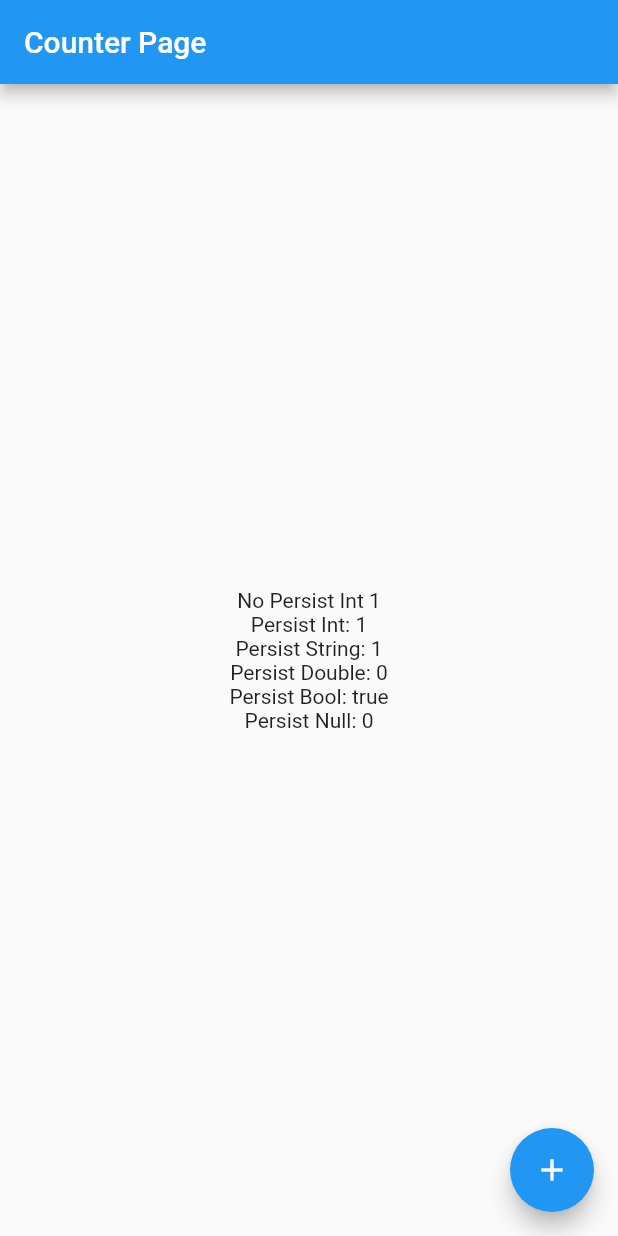
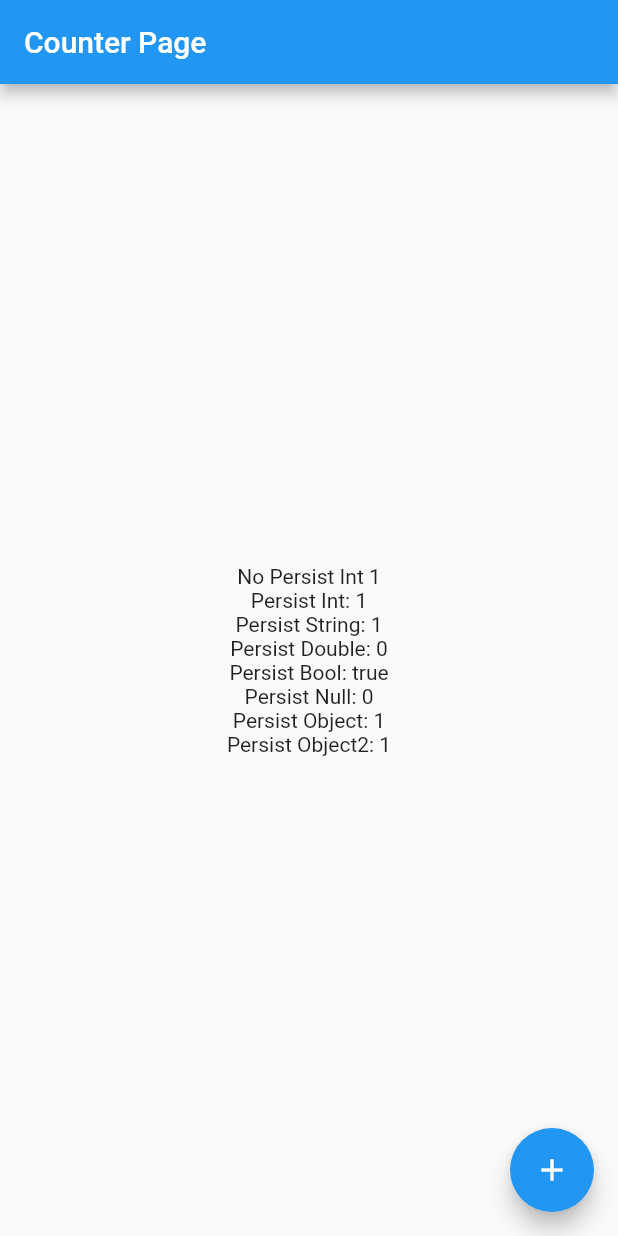
Before and after one commit to rua-flutter/get_rx_persist.dart, a Flutter app: the screen it shows after launch, after a tap on the "add" icon, on a phone screen of 412 x 824 dp. Run offline on Flutter 3.47's test engine with Material 2 defaults, Android fonts, the light colour scheme and no system bars; our stand-ins replace get, get_storage.

Commit message:
feat: add support for object

```diff
--- a/get_rx_persist/lib/src/get_rx_extension.dart
+++ b/get_rx_persist/lib/src/get_rx_extension.dart
@@ -4,16 +4,20 @@ import 'package:get/get_rx/get_rx.dart';
 import 'package:get_rx_persist/get_rx_persist.dart';
 import 'package:get_rx_persist/src/storage_provider.dart';
 
-// extension GetRxExtension<T> on T {
-//
-// }
-
 extension GetRxPersistExtension<T> on Rx<T> {
-  Rx<T> persist(String key, {StorageProvider? provider, Deserializer<T>? deserializer}) {
+  Rx<T> persist(
+    String key, {
+    StorageProvider? provider,
+    Deserializer<T>? deserializer,
+    Serializer<T>? serializer,
+  }) {
+    // choose provider
     final usingProvider = provider ?? GetRxPersist.defaultProvider;
 
+    // get persisted value
     final persistValue = usingProvider.get<String>(key);
 
+    // try to restore if persisted value is not empty
     if (persistValue != null) {
       final json = jsonDecode(persistValue);
 
@@ -25,22 +29,25 @@ extension GetRxPersistExtension<T> on Rx<T> {
       }
     }
 
+    // persist data when value changed
     listen((value) {
-      usingProvider.set<String>(key, json.encode(value));
+      if (serializer != null) {
+        usingProvider.set<String>(key, jsonEncode(serializer(value)));
+        return;
+      }
+
+      usingProvider.set<String>(key, jsonEncode(value));
     });
 
     return this;
   }
 }
 
-extension GetRxPersistMapExtension<K, V> on RxMap<K, V> {
+extension GetRxPersistMapExtension<K, V> on RxMap<K, V> {}
 
-}
+extension GetRxPersistListExtension<E> on RxList<E> {}
 
-extension GetRxPersistIntExtension<T> on int {
-  int persist(String key, {StorageProvider? provider}) {
-    return this;
-  }
-}
+extension GetRxPersistSetExtension<E> on Set<E> {}
 
 typedef Deserializer<R> = R Function(Map<String, dynamic> jsonMap);
+typedef Serializer<T> = Map<String, dynamic> Function(T instance);
--- a/get_rx_persist_demo/lib/page/counter_page.dart
+++ b/get_rx_persist_demo/lib/page/counter_page.dart
@@ -11,7 +11,10 @@ class CounterPage extends StatelessWidget {
 
     return Scaffold(
       appBar: AppBar(
-        title: const Text('Counter Page'),
+        title: GestureDetector(
+          onTap: counterStore.reset,
+          child: const Text('Counter Page'),
+        ),
       ),
       body: Center(
         child: Obx(
@@ -24,6 +27,8 @@ class CounterPage extends StatelessWidget {
               Text('Persist Double: ${counterStore.persistedDouble.value}'),
               Text('Persist Bool: ${counterStore.persistedBool.value}'),
               Text('Persist Null: ${counterStore.persistedNullable.value}'),
+              Text('Persist Object: ${counterStore.persistedObject.value.counter}'),
+              Text('Persist Object2: ${counterStore.persistedObject2.value.counter}'),
             ],
           ),
         ),
--- a/get_rx_persist_demo/lib/store/counter_store.dart
+++ b/get_rx_persist_demo/lib/store/counter_store.dart
@@ -1,13 +1,47 @@
 import 'package:get/get.dart';
 import 'package:get_rx_persist/get_rx_persist.dart';
+
+class PersistedObject {
+  int counter;
+
+  PersistedObject({this.counter = 0});
+}
+
+
+class PersistedObject2 {
+  int? counter;
+
+  PersistedObject2({this.counter = 0});
+
+  PersistedObject2.fromJson(Map<String, dynamic> json) {
+    counter = json['counter'];
+  }
+
+  Map<String, dynamic> toJson() {
+    final Map<String, dynamic> data = new Map<String, dynamic>();
+    data['counter'] = this.counter;
+    return data;
+  }
+}
 
 class CounterStore {
   final notPersisted = 0.obs;
   final persistedInt = 0.obs.persist('counter.persistedInt');
-  final persistedString = '0'.obs.persist('counter.persistedString');
+  final persistedString = '-'.obs.persist('counter.persistedString');
   final persistedBool = false.obs.persist('counter.persistedBool');
   final persistedDouble = 0.obs.persist('counter.persistedDouble');
   final Rx<int?> persistedNullable = (0 as int?).obs.persist('counter.persistedNullable');
+
+  final persistedObject = PersistedObject().obs.persist(
+    'counter.persistedObject',
+    deserializer: (json) => PersistedObject(counter: json['counter']),
+    serializer: (instance) => {'counter': instance.counter},
+  );
+
+  final persistedObject2 = PersistedObject2().obs.persist(
+    'counter.persistedObject2',
+    deserializer: PersistedObject2.fromJson,
+  );
 
   void increment() {
     notPersisted.value++;
@@ -15,5 +49,26 @@ class CounterStore {
     persistedString.value = persistedInt.value.toString();
     persistedBool.toggle();
     persistedNullable.value = persistedBool.isTrue ? 0 : null;
+
+    if (persistedObject.value.counter != null) {
+      persistedObject.value.counter = persistedObject.value.counter! + 1;
+    }
+
+    if (persistedObject2.value.counter != null) {
+      persistedObject2.value.counter = persistedObject2.value.counter! + 1;
+    }
+
+    persistedObject.refresh();
+    persistedObject2.refresh();
+  }
+
+  void reset() {
+    notPersisted.value = 0;
+    persistedInt.value = 0;
+    persistedString.value = '-';
+    persistedBool.value = false;
+    persistedNullable.value = 0;
+    persistedObject.value = PersistedObject();
+    persistedObject2.value = PersistedObject2();
   }
 }
```
Also changed, not shown: 4 other files.
